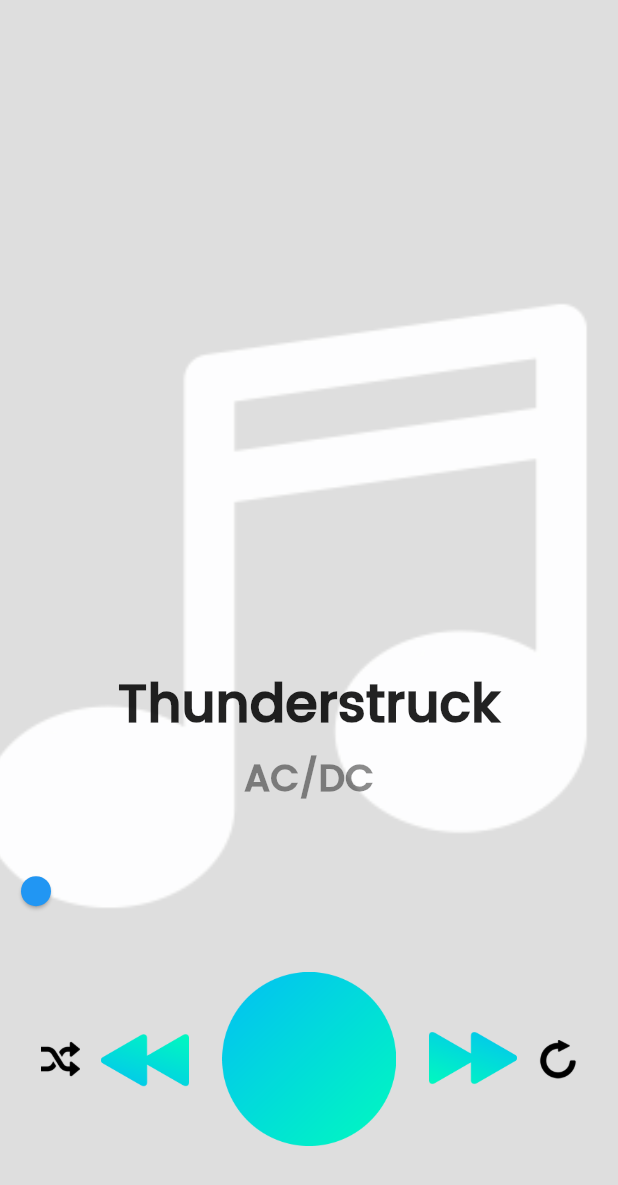
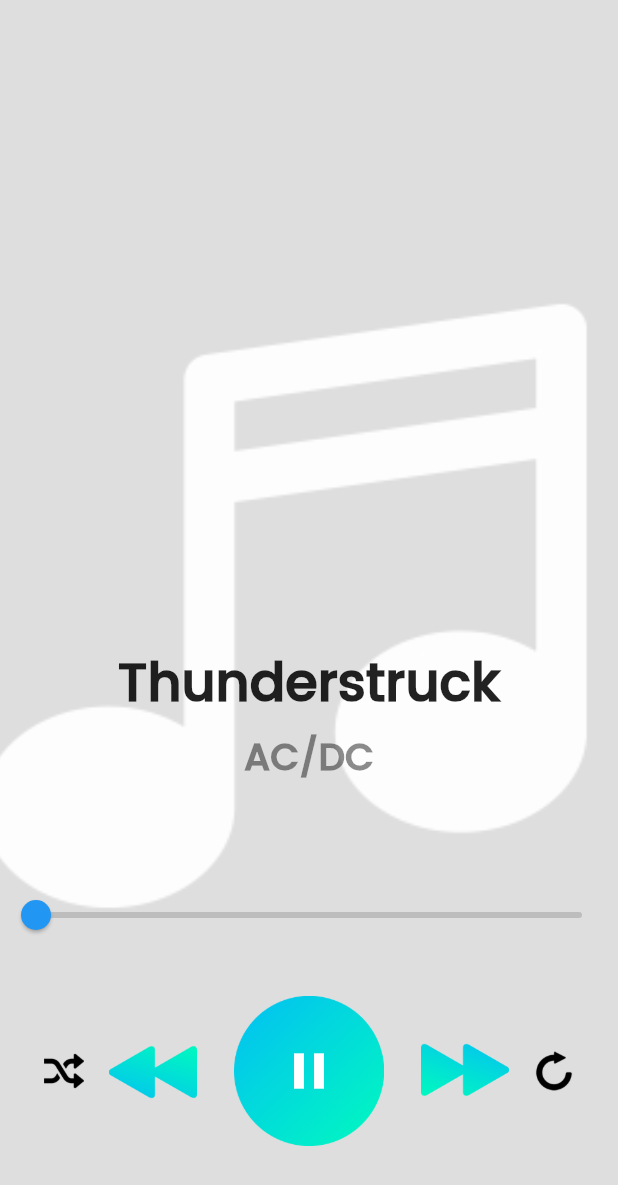
Before and after one commit to Platinum2d/DropTune, a Flutter app: the MusicPage screen opened directly, after a tap on "Thunderstruck", on a phone screen of 412 x 824 dp. Shown: the top 1185 px of the screen. Run offline on Flutter 3.47's test engine with Material 2 defaults, Android fonts, the phone set to English and light mode, and no system bars.

Commit message:
Album details and playing page graphical implementation

```diff
--- a/lib/interfaces/pages/playing_page.dart
+++ b/lib/interfaces/pages/playing_page.dart
@@ -1,4 +1,3 @@
-import 'package:droptune/models/author.dart';
 import 'package:droptune/models/track.dart';
 import 'package:flutter/material.dart';
 
@@ -55,7 +54,7 @@
       child: Slider(
           value: _sliderProgress,
           max: 100,
-          inactiveColor: Colors.transparent,
+          inactiveColor: Colors.grey[400],
           onChanged: (double newProgress) {
             setState(() {
               _sliderProgress = newProgress;
@@ -87,7 +86,25 @@
             flex: 40,
             child: Padding(
               padding: EdgeInsets.all(15),
-              child: Image.asset('assets/images/pause_play_button.png'),
+              child: GestureDetector(
+                onTap: (){
+                },
+                child: Container(
+                  alignment: Alignment(0, 0),
+                  child: Icon(
+                    Icons.pause,
+                    size: 40,
+                    color: Colors.white,
+                  ),
+                  height: 100,
+                  width: 100,
+                  decoration: BoxDecoration(
+                      image: DecorationImage(
+                          alignment: Alignment(0, 0),
+                          image: AssetImage(
+                              'assets/images/pause_play_button.png'))),
+                ),
+              ),
             )),
         Flexible(
             flex: 20,
@@ -133,7 +150,7 @@
                 mainAxisAlignment: MainAxisAlignment.end,
                 children: <Widget>[
                   Padding(
-                    padding: EdgeInsets.only(bottom: 15),
+                    padding: EdgeInsets.only(bottom: 45),
                     child: _buildTitleAndSettings(),
                   ),
                   Padding(
```
Also changed, not shown: lib/interfaces/pages/album_details.dart (added, +45 -0 lines), lib/interfaces/pages/albums_grid.dart (renamed from lib/interfaces/pages/widgets/albums_grid.dart, +24 -13 lines), lib/interfaces/pages/music_page.dart (+21 -6 lines), lib/models/album.dart (+7 -3 lines).
